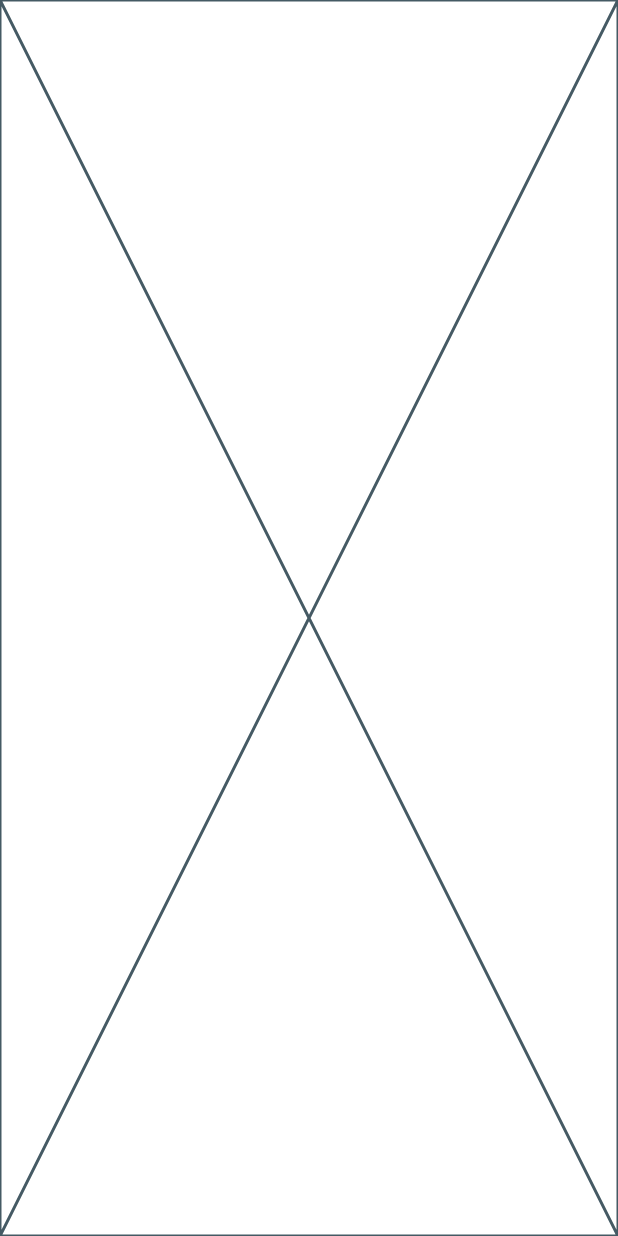
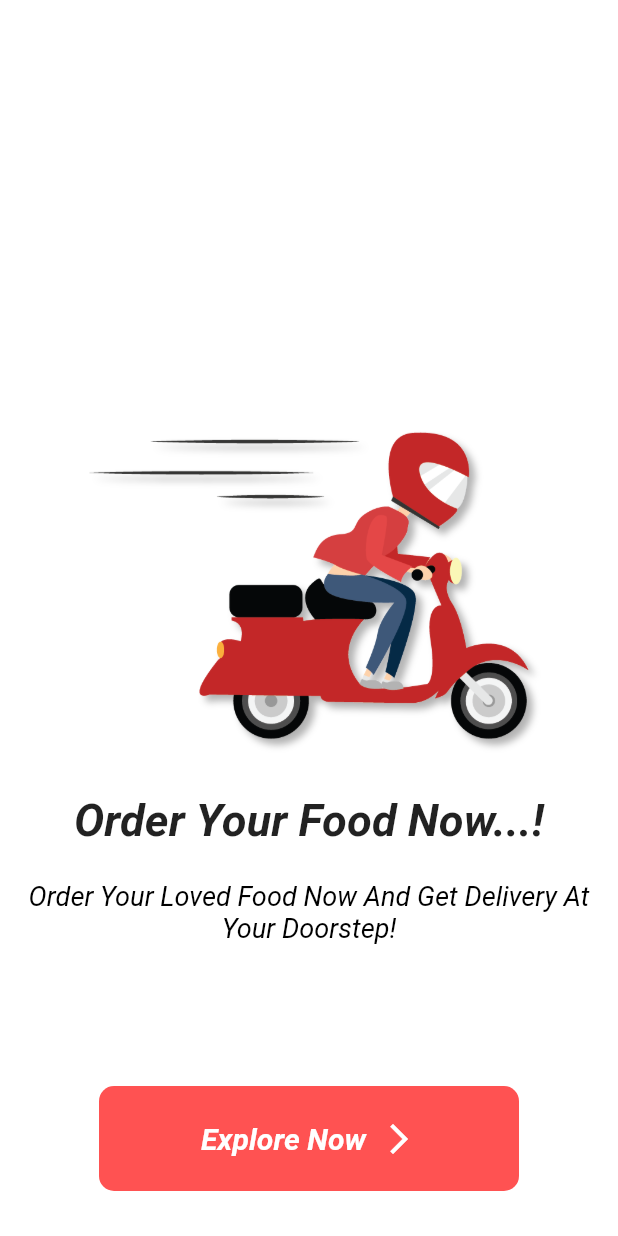
Before and after one commit to hsni4572/food_ordering_app_ui_design, a Flutter app: the screen it shows after launch, on a phone screen of 412 x 824 dp. Run offline on Flutter 3.47's test engine with Material 2 defaults, Android fonts, the phone set to English and light mode, and no system bars.

Commit message:
git commit
git commit

```diff
--- a/lib/main.dart
+++ b/lib/main.dart
@@ -1,4 +1,7 @@
+// ignore_for_file: prefer_const_constructors
+
 import 'package:flutter/material.dart';
+import 'package:food_ordering_app_ui_design/welcome_page.dart';
 
 void main() {
   runApp(MyApp());
@@ -9,6 +12,9 @@ class MyApp extends StatelessWidget {
 
   @override
   Widget build(BuildContext context) {
-    return const Placeholder();
+    return MaterialApp(
+      debugShowCheckedModeBanner: false,
+      home: welcome_page(),
+    );
   }
 }
--- /dev/null
+++ b/lib/welcome_page.dart
@@ -0,0 +1,81 @@
+// ignore_for_file: camel_case_types, prefer_const_constructors, prefer_const_literals_to_create_immutables
+
+import 'package:flutter/material.dart';
+
+class welcome_page extends StatelessWidget {
+  const welcome_page({super.key});
+
+  @override
+  Widget build(BuildContext context) {
+    return Material(
+      color: Colors.white,
+      child: Column(
+        mainAxisAlignment: MainAxisAlignment.end,
+        children: [
+          Image.asset('assets/images/boy.png'),
+          SizedBox(
+            height: 15,
+          ),
+          Text(
+            'Order Your Food Now...!',
+            style: TextStyle(
+              fontSize: 30,
+              fontWeight: FontWeight.bold,
+              fontStyle: FontStyle.italic,
+            ),
+          ),
+          SizedBox(
+            height: 8,
+          ),
+          Padding(
+            padding: EdgeInsets.all(15),
+            child: Text(
+              'Order Your Loved Food Now And Get Delivery At Your Doorstep!',
+              style: TextStyle(
+                  fontSize: 18,
+                  color: Colors.black,
+                  fontStyle: FontStyle.italic),
+              textAlign: TextAlign.center,
+            ),
+          ),
+          SizedBox(
+            height: 80,
+          ),
+          InkWell(
+            onTap: () {},
+            child: Container(
+              height: 70,
+              width: 280,
+              decoration: BoxDecoration(
+                  color: Colors.redAccent,
+                  borderRadius: BorderRadius.circular(10)),
+              child: Row(
+                mainAxisAlignment: MainAxisAlignment.center,
+                children: [
+                  Text(
+                    'Explore Now',
+                    style: TextStyle(
+                        fontSize: 20,
+                        color: Colors.white,
+                        fontWeight: FontWeight.bold,
+                        fontStyle: FontStyle.italic),
+                  ),
+                  SizedBox(
+                    width: 10,
+                  ),
+                  Icon(
+                    Icons.arrow_forward_ios,
+                    color: Colors.white,
+                  )
+                ],
+              ),
+            ),
+          ),
+          SizedBox(
+            height: 30,
+          )
+        ],
+      ),
+    );
+  }
+}
--- a/pubspec.yaml
+++ b/pubspec.yaml
@@ -59,9 +59,8 @@ flutter:
   uses-material-design: true
 
   # To add assets to your application, add an assets section, like this:
-  # assets:
-  #   - images/a_dot_burr.jpeg
-  #   - images/a_dot_ham.jpeg
+  assets:
+    - assets/images/
 
   # An image asset can refer to one or more resolution-specific "variants", see
   # https://flutter.dev/assets-and-images/#resolution-aware
```
